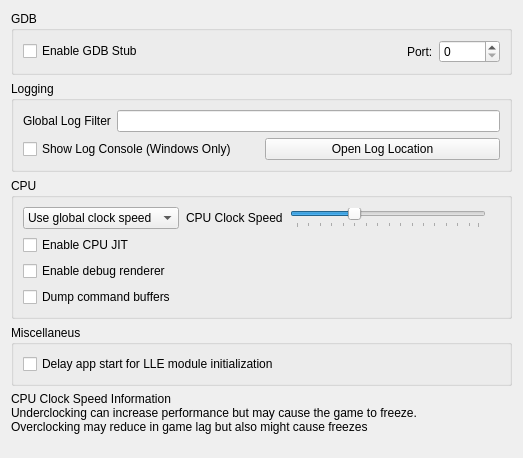
Above: src/lime_qt/configuration/configure_debug.ui from Lime3DS/Lime3DS before the change. Below: the same form after it.
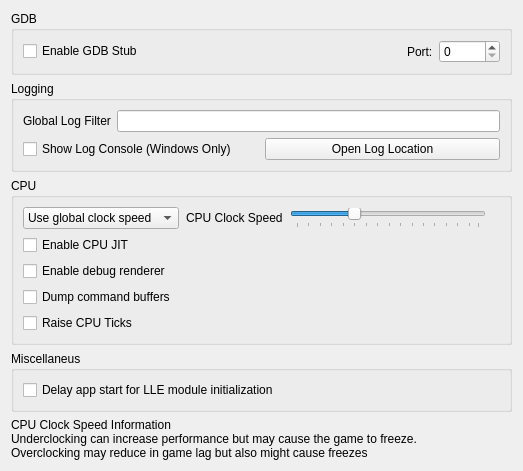
That is the form after the change.

Commit message: Android & PC: Implement Raise CPU Ticks option

Diff of the .ui file:
```diff
--- a/src/lime_qt/configuration/configure_debug.ui
+++ b/src/lime_qt/configuration/configure_debug.ui
@@ -216,6 +216,16 @@
         </property>
        </widget>
       </item>
+      <item row="5" column="0">
+       <widget class="QCheckBox" name="toggle_raise_cpu_ticks">
+       <property name="toolTip">
+         <string>&lt;html&gt;&lt;head/&gt;&lt;body&gt;&lt;p&gt;Adds 16000 CPU ticks. May improve the performance or decrease, depending of the game or if it is a low-end device&lt;/p&gt;&lt;/body&gt;&lt;/html&gt;</string>
+        </property>
+        <property name="text">
+         <string>Raise CPU Ticks</string>
+        </property>
+       </widget>
+      </item>
      </layout>
     </widget>
    </item>
```
The commit also changes 13 other files.
